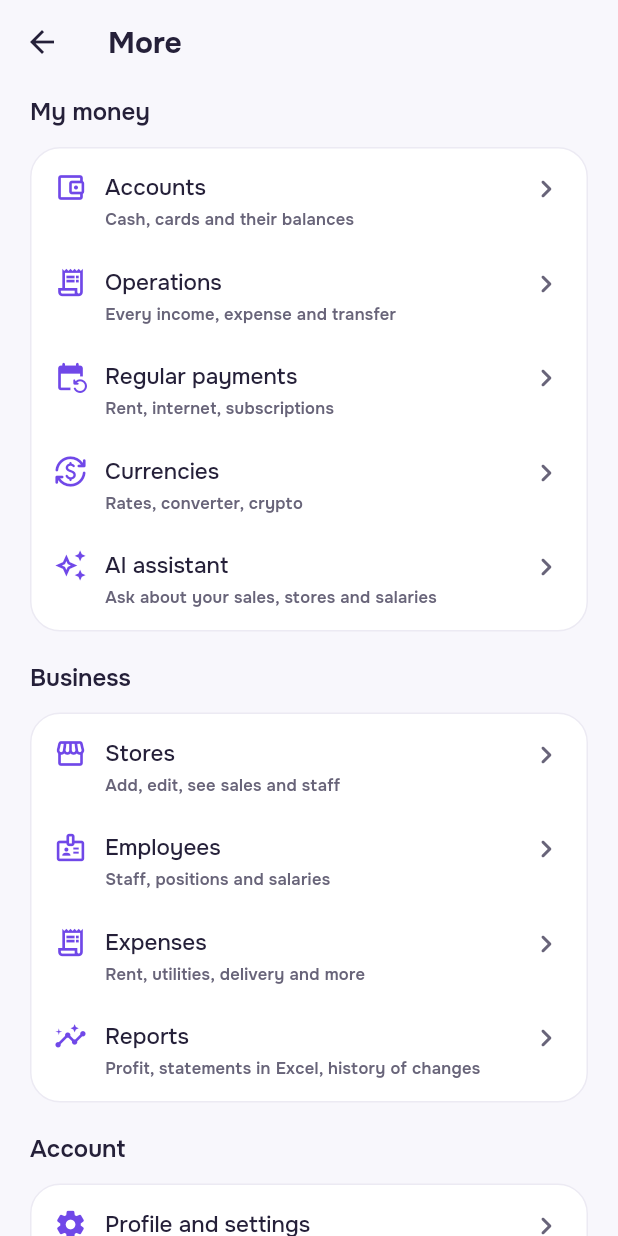
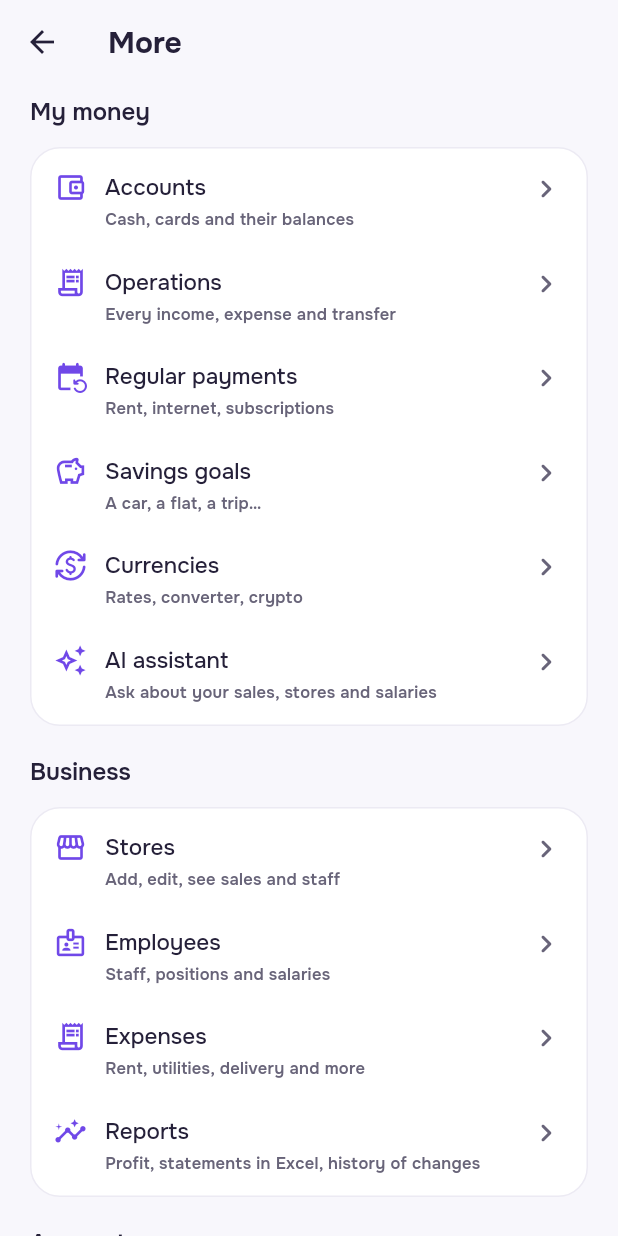
Before and after one commit to kabirovabdullo60-dot/AI-ASSISTENT, a Flutter app: the MoreView screen opened directly with empty values, on a phone screen of 412 x 824 dp. Run offline on Flutter 3.47's test engine with Material 3 defaults, Android fonts, the phone set to English and light mode, and no system bars; our stand-ins replace file_picker, flutter_local_notifications, flutter_secure_storage, flutter_tts, image_picker, local_auth and 4 more; missing offline and left inert: excel; accounts and stored records are empty; network calls fail.

Commit message:
app: savings goals
- "Цели накоплений" (in "Ещё", and on home when there are goals): what
  for, how much, the currency, by when. Each goal keeps its money on its
  own savings account, so the progress is that account's balance.
- A progress bar, "1 500 из 50 000", what is left and ≈ how much a month
  until the date; "Пополнить" opens a transfer into the goal.
- Deleting a goal keeps its account and money; the AI summary lists
  the goals.

Co-Authored-By: Claude Opus 5.5 <noreply@anthropic.com>

```diff
--- a/subhon_app/lib/models/personal_finance_model.dart
+++ b/subhon_app/lib/models/personal_finance_model.dart
@@ -1,6 +1,7 @@
 import 'money_account_model.dart';
 import 'money_transaction_model.dart';
 import 'recurring_payment_model.dart';
+import 'savings_goal_model.dart';
 
 /// Everything of the personal accountant, saved together on the phone.
 class PersonalFinanceModel {
@@ -8,6 +9,7 @@ class PersonalFinanceModel {
     this.accounts = const [],
     this.transactions = const [],
     this.recurring = const [],
+    this.goals = const [],
   });
 
   factory PersonalFinanceModel.fromJson(Map<String, dynamic> json) =>
@@ -24,15 +26,21 @@ class PersonalFinanceModel {
           for (final r in json['recurring'] as List<dynamic>? ?? const [])
             RecurringPaymentModel.fromJson(r as Map<String, dynamic>),
         ],
+        goals: [
+          for (final g in json['goals'] as List<dynamic>? ?? const [])
+            SavingsGoalModel.fromJson(g as Map<String, dynamic>),
+        ],
       );
 
   final List<MoneyAccountModel> accounts;
   final List<MoneyTransactionModel> transactions;
   final List<RecurringPaymentModel> recurring;
+  final List<SavingsGoalModel> goals;
 
   Map<String, dynamic> toJson() => {
     'accounts': [for (final a in accounts) a.toJson()],
     'transactions': [for (final t in transactions) t.toJson()],
     'recurring': [for (final r in recurring) r.toJson()],
+    'goals': [for (final g in goals) g.toJson()],
   };
 }
--- /dev/null
+++ b/subhon_app/lib/models/savings_goal_model.dart
@@ -0,0 +1,45 @@
+/// A savings goal ("На машину 50 000"): the money is kept on its own
+/// account, so the progress is that account's balance.
+class SavingsGoalModel {
+  const SavingsGoalModel({
+    required this.id,
+    required this.name,
+    required this.target,
+    required this.accountId,
+    required this.createdAt,
+    this.deadline,
+  });
+
+  factory SavingsGoalModel.fromJson(Map<String, dynamic> json) =>
+      SavingsGoalModel(
+        id: json['id'] as String,
+        name: json['name'] as String,
+        target: (json['target'] as num).toDouble(),
+        accountId: json['accountId'] as String,
+        createdAt: DateTime.parse(json['createdAt'] as String).toLocal(),
+        deadline: json['deadline'] == null
+            ? null
+            : DateTime.parse(json['deadline'] as String),
+      );
+
+  final String id;
+  final String name;
+
+  /// In the account's currency.
+  final double target;
+  final String accountId;
+  final DateTime createdAt;
+  final DateTime? deadline;
+
+  Map<String, dynamic> toJson() => {
+    'id': id,
+    'name': name,
+    'target': target,
+    'accountId': accountId,
+    'createdAt': createdAt.toUtc().toIso8601String(),
+    if (deadline != null)
+      'deadline':
+          '${deadline!.year}-${deadline!.month.toString().padLeft(2, '0')}-'
+          '${deadline!.day.toString().padLeft(2, '0')}',
+  };
+}
--- a/subhon_app/lib/viewmodels/personal_finance_view_model.dart
+++ b/subhon_app/lib/viewmodels/personal_finance_view_model.dart
@@ -9,6 +9,7 @@ import '../models/money_transaction_kind.dart';
 import '../models/money_transaction_model.dart';
 import '../models/personal_finance_model.dart';
 import '../models/recurring_payment_model.dart';
+import '../models/savings_goal_model.dart';
 
 /// The personal accountant: accounts and their balances, income and
 /// expenses (by month and category), transfers, and regular payments.
@@ -187,10 +188,12 @@ class PersonalFinanceViewModel extends ChangeNotifier {
     List<MoneyAccountModel>? accounts,
     List<MoneyTransactionModel>? transactions,
     List<RecurringPaymentModel>? recurring,
+    List<SavingsGoalModel>? goals,
   }) => PersonalFinanceModel(
     accounts: accounts ?? _data.accounts,
     transactions: transactions ?? _data.transactions,
     recurring: recurring ?? _data.recurring,
+    goals: goals ?? _data.goals,
   );
 
   // Accounts.
@@ -264,6 +267,10 @@ class PersonalFinanceViewModel extends ChangeNotifier {
               )
             else
               r,
+        ],
+        goals: [
+          for (final g in _data.goals)
+            if (g.accountId != id) g,
         ],
       ),
     );
@@ -452,6 +459,9 @@ class PersonalFinanceViewModel extends ChangeNotifier {
       if (top.isNotEmpty)
         'Expenses by category: '
             '${[for (final e in top.take(6)) '${e.key.name} ${m(e.value)}'].join(', ')}.',
+      if (_data.goals.isNotEmpty)
+        'Savings goals: '
+            '${[for (final g in _data.goals) '${g.name} ${m(goalSaved(g))} of ${m(g.target)} ${currencyOf(g.accountId)}'].join(', ')}.',
       if (coming.isNotEmpty)
         'Regular payments due: '
             '${[for (final r in coming.take(5)) '${r.name} ${m(r.amount)} on ${d(r.nextDate)}'].join(', ')}.',
@@ -459,6 +469,66 @@ class PersonalFinanceViewModel extends ChangeNotifier {
     ].join('\n');
   }
 
+  // Savings goals.
+
+  List<SavingsGoalModel> get goals => _data.goals;
+
+  /// Saved so far: the balance of the goal's account.
+  double goalSaved(SavingsGoalModel g) => balance(g.accountId);
+
+  /// 0…1.
+  double goalProgress(SavingsGoalModel g) =>
+      g.target <= 0 ? 0 : (goalSaved(g) / g.target).clamp(0, 1).toDouble();
+
+  /// A new goal gets its own savings account (named after it, in
+  /// [currency]) unless [accountId] is given.
+  Future<void> saveGoal({
+    String? id,
+    required String name,
+    required double target,
+    String? accountId,
+    String currency = 'TJS',
+    DateTime? deadline,
+  }) async {
+    var account = accountId;
+    if (account == null) {
+      final created = await addAccount(
+        name: name,
+        kind: MoneyAccountKind.savings,
+        currency: currency,
+      );
+      account = created.id;
+    }
+    final old = _data.goals.where((g) => g.id == id).firstOrNull;
+    final goal = SavingsGoalModel(
+      id: id ?? _id(),
+      name: name.trim(),
+      target: target,
+      accountId: account,
+      createdAt: old?.createdAt ?? _clock(),
+      deadline: deadline,
+    );
+    await _save(
+      _with(
+        goals: [
+          for (final g in _data.goals)
+            if (g.id != goal.id) g,
+          goal,
+        ],
+      ),
+    );
+  }
+
+  /// The goal goes; its account and money stay.
+  Future<void> deleteGoal(String id) => _save(
+    _with(
+      goals: [
+        for (final g in _data.goals)
+          if (g.id != id) g,
+      ],
+    ),
+  );
+
   static String? _opt(String? text) =>
       text == null || text.trim().isEmpty ? null : text.trim();
 }
--- a/subhon_app/lib/views/more_view.dart
+++ b/subhon_app/lib/views/more_view.dart
@@ -21,6 +21,7 @@ import 'money_accounts_view.dart';
 import 'money_transactions_view.dart';
 import 'profile_view.dart';
 import 'recurring_payments_view.dart';
+import 'savings_goals_view.dart';
 import 'store_form_view.dart';
 import 'stores_view.dart';
 
@@ -107,6 +108,12 @@ class MoreView extends StatelessWidget {
                 hint: l10n.pfRecurringHint,
                 onTap: () =>
                     _openPersonal(context, const RecurringPaymentsView()),
+              ),
+              SettingsRow(
+                icon: Icons.savings_outlined,
+                title: l10n.goalTitle,
+                hint: l10n.goalHint,
+                onTap: () => _openPersonal(context, const SavingsGoalsView()),
               ),
               SettingsRow(
                 icon: Icons.currency_exchange_rounded,
```
Also changed, not shown: subhon_app/lib/l10n/app_en.arb (+52 -1 lines), subhon_app/lib/l10n/app_ru.arb (+18 -1 lines), subhon_app/lib/l10n/app_tg.arb (+18 -1 lines), subhon_app/lib/views/goal_tile.dart (added, +49 -0 lines), subhon_app/lib/views/money_transaction_form_view.dart (+14 -3 lines), subhon_app/lib/views/personal_home_view.dart (+14 -0 lines), subhon_app/lib/views/savings_goal_form_view.dart (added, +169 -0 lines), subhon_app/lib/views/savings_goals_view.dart (added, +96 -0 lines), subhon_app/lib/widgets/savings_goal_card.dart (added, +105 -0 lines), subhon_app/lib/l10n/generated/app_localizations.dart, subhon_app/lib/l10n/generated/app_localizations_en.dart, subhon_app/lib/l10n/generated/app_localizations_ru.dart, subhon_app/lib/l10n/generated/app_localizations_tg.dart, 3 other files.
